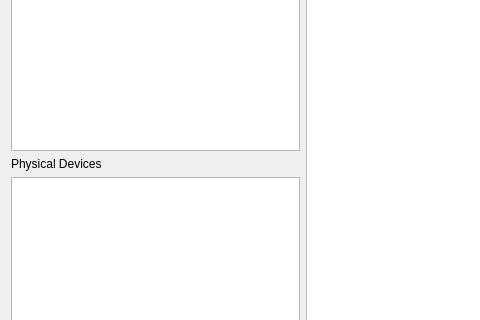
Old version of the form src/UI/About/AboutWindow.ui in the repository QixuanZhao/Vulkaniser; both pictures show x 0 to 480 and y 88 to 408 of the 606 by 496 pixel window.
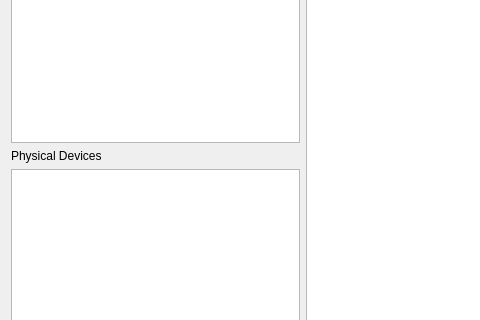
New version of the form.

Commit message: property & feature list

The edit to the form file:
```diff
--- a/src/UI/About/AboutWindow.ui
+++ b/src/UI/About/AboutWindow.ui
@@ -46,20 +46,14 @@
         </widget>
        </item>
        <item>
-        <widget class="QListView" name="vkPDeviceList">
-         <property name="sizePolicy">
-          <sizepolicy hsizetype="Expanding" vsizetype="Minimum">
-           <horstretch>0</horstretch>
-           <verstretch>0</verstretch>
-          </sizepolicy>
-         </property>
-         <property name="editTriggers">
-          <set>QAbstractItemView::EditTrigger::NoEditTriggers</set>
-         </property>
+        <widget class="QTreeView" name="vkPDeviceTree">
          <property name="alternatingRowColors">
           <bool>true</bool>
          </property>
-         <property name="uniformItemSizes">
+         <property name="indentation">
+          <number>5</number>
+         </property>
+         <property name="itemsExpandable">
           <bool>true</bool>
          </property>
         </widget>
```
The commit also changes 10 other files.
